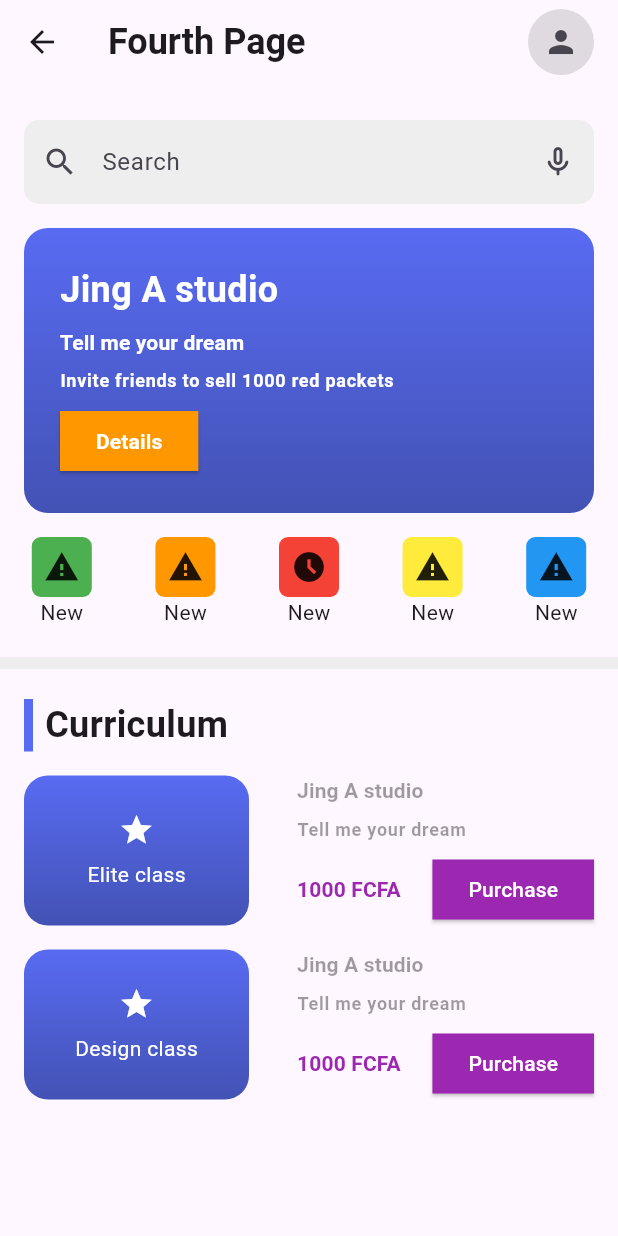
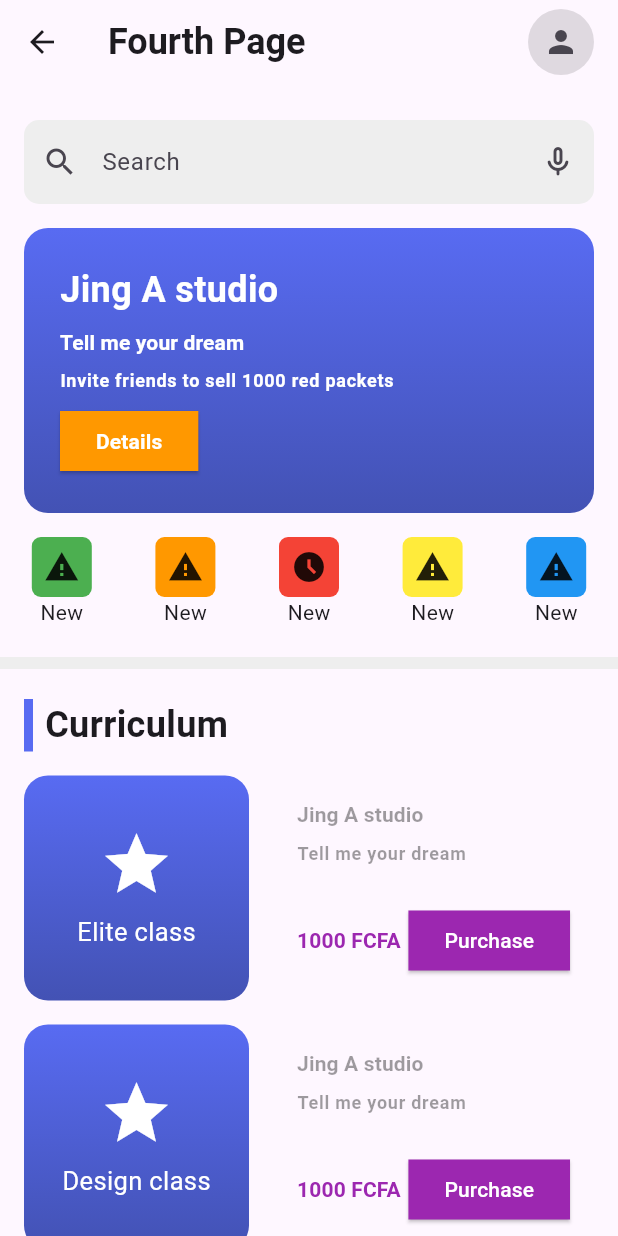
Before and after one commit to saliouseck2009/flutter-class-code, a Flutter app: the screen it shows after launch, after a tap on "Page 4", on a phone screen of 412 x 824 dp. Run offline on Flutter 3.47's test engine with Material 3 defaults, Android fonts, the phone set to English and light mode, and no system bars; our stand-ins replace flutter_bloc.

Commit message:
finish design of fourth exemple

```diff
--- a/lib/fourth_exemple.dart
+++ b/lib/fourth_exemple.dart
@@ -267,11 +267,15 @@ class CurriculumItem extends StatelessWidget {
 
   @override
   Widget build(BuildContext context) {
-    return Row(
+    return SizedBox(
+      height: 150,
+      child: Row(
         mainAxisAlignment: MainAxisAlignment.spaceBetween,
+        crossAxisAlignment: CrossAxisAlignment.center,
         children: [
           Container(
             width: 150,
+            // height: 180,
             decoration: BoxDecoration(
               gradient: const LinearGradient(
                 begin: Alignment.topCenter,
@@ -287,38 +291,47 @@ class CurriculumItem extends StatelessWidget {
             margin: const EdgeInsets.symmetric(horizontal: 16.0),
             padding: const EdgeInsets.symmetric(vertical: 24, horizontal: 24),
             child: Column(
+              mainAxisAlignment: MainAxisAlignment.center,
               children: [
-              const Icon(
-                Icons.star,
-                color: Colors.white,
-              ),
+                const Icon(Icons.star, color: Colors.white, size: 50),
                 const SizedBox(
                   height: 8,
                 ),
                 Text(
                   logoText,
-                style: const TextStyle(
-                  color: Colors.white,
-                ),
+                  style: const TextStyle(color: Colors.white, fontSize: 17),
                 )
               ],
             ),
           ),
-        const SizedBox(
-          width: 16,
-        ),
           Expanded(
+            child: Padding(
+              padding: const EdgeInsets.all(16.0),
               child: Column(
+                mainAxisAlignment: MainAxisAlignment.spaceBetween,
+                crossAxisAlignment: CrossAxisAlignment.start,
+                children: [
+                  Column(
                     mainAxisAlignment: MainAxisAlignment.start,
                     crossAxisAlignment: CrossAxisAlignment.start,
                     children: [
                       Text(title,
-                  style: Theme.of(context).textTheme.labelLarge?.copyWith(
-                      fontWeight: FontWeight.bold, color: Colors.black38)),
+                          style: Theme.of(context)
+                              .textTheme
+                              .labelLarge
+                              ?.copyWith(
+                                  fontWeight: FontWeight.bold,
+                                  color: Colors.black38)),
                       const SizedBox(height: 8),
                       Text(description,
-                  style: Theme.of(context).textTheme.labelMedium?.copyWith(
-                      fontWeight: FontWeight.bold, color: Colors.black38)),
+                          style: Theme.of(context)
+                              .textTheme
+                              .labelMedium
+                              ?.copyWith(
+                                  fontWeight: FontWeight.bold,
+                                  color: Colors.black38)),
+                    ],
+                  ),
                   const SizedBox(height: 8),
                   Row(
                     mainAxisAlignment: MainAxisAlignment.spaceBetween,
@@ -340,8 +353,10 @@ class CurriculumItem extends StatelessWidget {
                   )
                 ],
               ),
+            ),
           )
         ],
+      ),
     );
   }
 }
--- a/lib/main.dart
+++ b/lib/main.dart
@@ -13,6 +13,9 @@ class HomePage extends StatelessWidget {
   @override
   Widget build(BuildContext context) {
     return Scaffold(
+      appBar: AppBar(
+        title: const Text("Home Page"),
+      ),
       body: SizedBox(
         width: double.infinity,
         child: Column(
```
Lines whose indentation alone changed are shown as unchanged.
